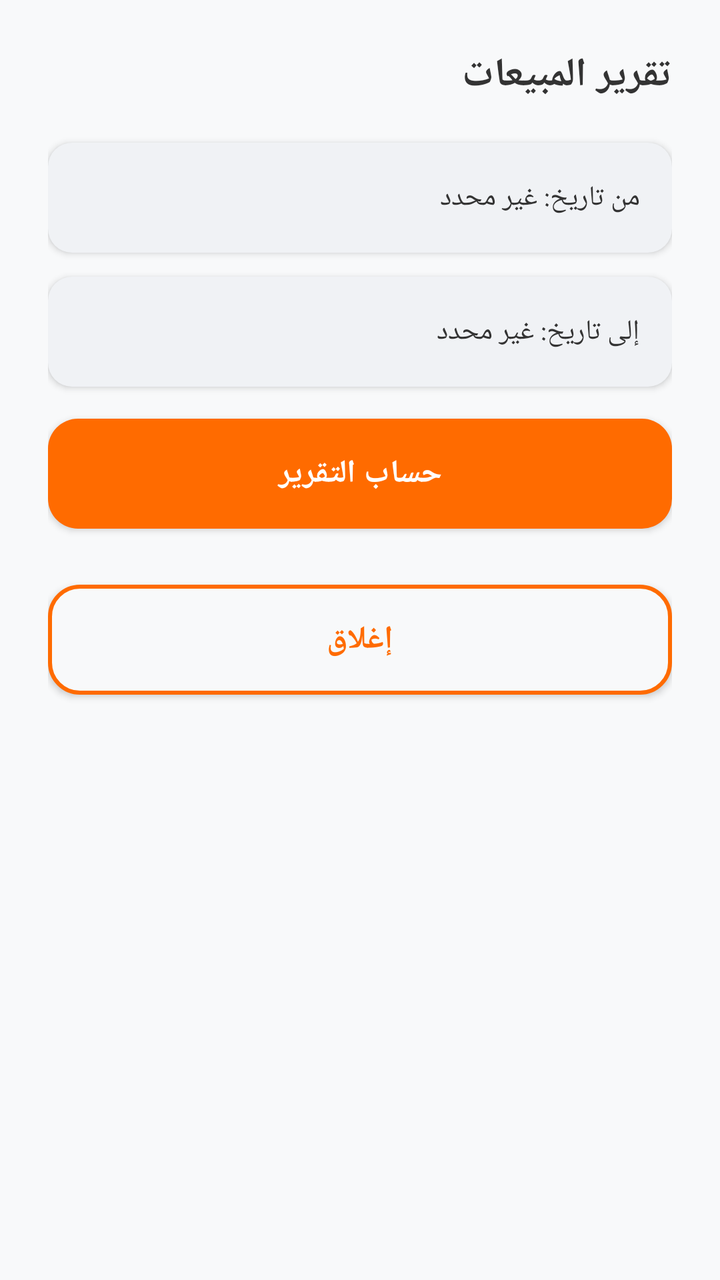
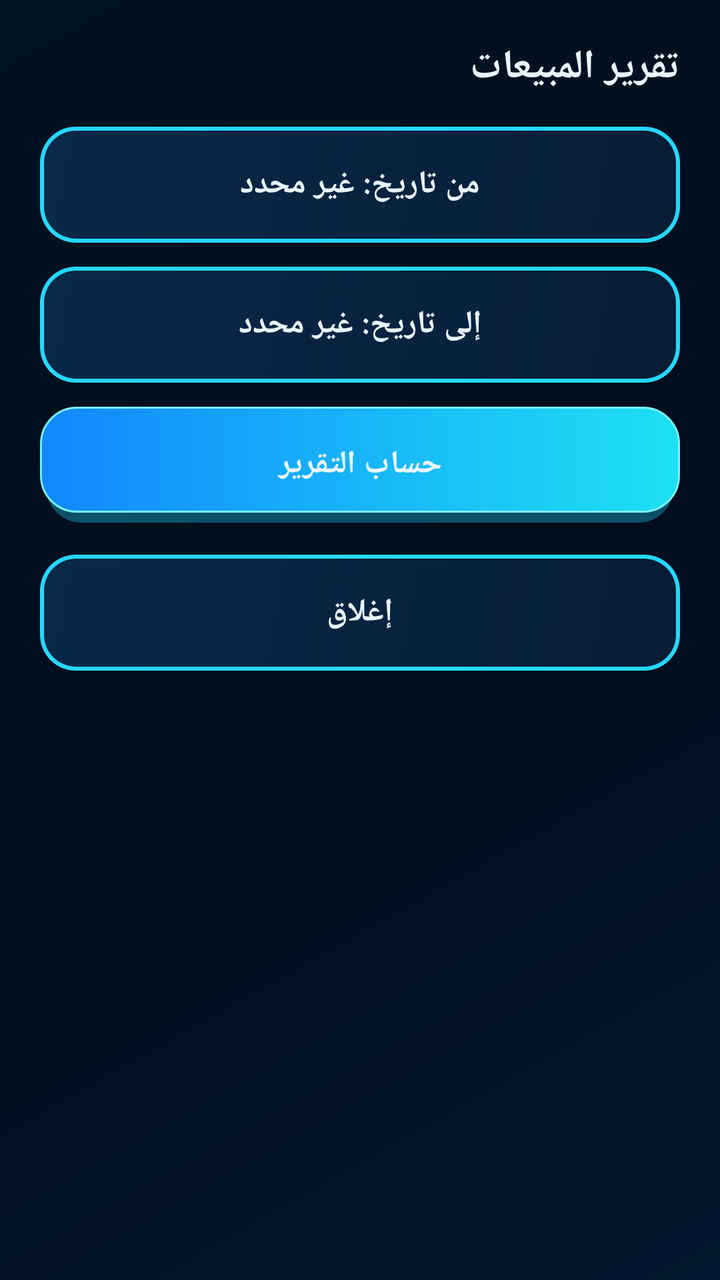

Compare the two renders of this Android layout. The source of the first and the diff that turns it into the second are given below.
<!-- AndroidManifest.xml: application theme Theme.TransferApp -->
<!-- res/layout/dialog_company_report.xml -->
<?xml version="1.0" encoding="utf-8"?>
<LinearLayout xmlns:android="http://schemas.android.com/apk/res/android" android:layout_width="match_parent" android:layout_height="wrap_content" android:orientation="vertical" android:layoutDirection="rtl" android:padding="24dp" android:background="@color/colorBackground">
    <TextView android:id="@+id/tv_report_title" android:layout_width="wrap_content" android:layout_height="wrap_content" android:text="تقرير المبيعات" android:textSize="20sp" android:textStyle="bold" android:textColor="@color/colorTextPrimary" android:layout_marginBottom="20dp" />
    <androidx.appcompat.widget.AppCompatButton android:id="@+id/btn_rep_from" android:layout_width="match_parent" android:layout_height="55dp" android:text="من تاريخ: غير محدد" android:background="@drawable/bg_input_gray" android:layout_marginBottom="12dp" android:gravity="start|center_vertical" android:paddingStart="16dp" android:textColor="@color/colorTextPrimary" />
    <androidx.appcompat.widget.AppCompatButton android:id="@+id/btn_rep_to" android:layout_width="match_parent" android:layout_height="55dp" android:text="إلى تاريخ: غير محدد" android:background="@drawable/bg_input_gray" android:layout_marginBottom="16dp" android:gravity="start|center_vertical" android:paddingStart="16dp" android:textColor="@color/colorTextPrimary" />
    <androidx.appcompat.widget.AppCompatButton android:id="@+id/btn_rep_calc" android:layout_width="match_parent" android:layout_height="55dp" android:text="حساب التقرير" android:textSize="16sp" android:textStyle="bold" android:background="@drawable/bg_rounded_orange" android:textColor="@color/colorTextOnPrimary" android:layout_marginBottom="20dp" />
    <LinearLayout android:id="@+id/layout_rep_results" android:layout_width="match_parent" android:layout_height="wrap_content" android:orientation="vertical" android:visibility="gone">
        <View android:layout_width="match_parent" android:layout_height="1dp" android:background="@color/colorDivider" android:layout_marginBottom="16dp" />
        <TextView android:id="@+id/tv_rep_credit" android:layout_width="wrap_content" android:layout_height="wrap_content" android:text="إجمالي الرصيد المحول: 0" android:textColor="@color/colorSuccess" android:textSize="16sp" android:textStyle="bold" android:layout_marginBottom="8dp" />
        <TextView android:id="@+id/tv_rep_financial" android:layout_width="wrap_content" android:layout_height="wrap_content" android:text="إجمالي الدين المالي: 0" android:textColor="@color/colorDanger" android:textSize="16sp" android:textStyle="bold" android:layout_marginBottom="8dp" />
        <TextView android:id="@+id/tv_rep_count" android:layout_width="wrap_content" android:layout_height="wrap_content" android:text="عدد العمليات: 0" android:textColor="@color/colorTextSecondary" android:textSize="14sp" android:layout_marginBottom="8dp" />
        <androidx.appcompat.widget.AppCompatButton android:id="@+id/btn_rep_export_pdf" android:layout_width="match_parent" android:layout_height="55dp" android:text="تصدير السجل التفصيلي (PDF)" android:textSize="15sp" android:textStyle="bold" android:background="@drawable/bg_btn_outline" android:textColor="@color/colorPrimary" android:layout_marginBottom="20dp" />
    </LinearLayout>
    <androidx.appcompat.widget.AppCompatButton android:id="@+id/btn_rep_close" android:layout_width="match_parent" android:layout_height="55dp" android:text="إغلاق" android:textSize="16sp" android:textStyle="bold" android:background="@drawable/bg_btn_outline" android:textColor="@color/colorPrimary" android:layout_marginTop="8dp" />
</LinearLayout>
<!-- resources referenced by this layout -->
<resources>
  <color name="colorBackground">#F8F9FA</color>
  <color name="colorDanger">#D32F2F</color>
  <color name="colorDivider">#EEEEEE</color>
  <color name="colorPrimary">#FF6B00</color>
  <color name="colorSuccess">#388E3C</color>
  <color name="colorTextOnPrimary">#FFFFFF</color>
  <color name="colorTextPrimary">#333333</color>
  <color name="colorTextSecondary">#888888</color>
  <!-- drawable bg_btn_outline (drawable) -->
  ﻿<?xml version="1.0" encoding="utf-8"?><shape xmlns:android="http://schemas.android.com/apk/res/android" android:shape="rectangle"><solid android:color="@color/colorBackground" /><corners android:radius="15dp" /><stroke android:width="2dp" android:color="@color/colorPrimary" /></shape>
  <!-- drawable bg_input_gray (drawable) -->
  ﻿<?xml version="1.0" encoding="utf-8"?><shape xmlns:android="http://schemas.android.com/apk/res/android" android:shape="rectangle"><solid android:color="@color/colorInput" /><corners android:radius="12dp" /></shape>
  <!-- drawable bg_rounded_orange (drawable) -->
  ﻿<?xml version="1.0" encoding="utf-8"?><shape xmlns:android="http://schemas.android.com/apk/res/android" android:shape="rectangle"><solid android:color="@color/colorPrimary" /><corners android:radius="15dp" /></shape>
  <style name="Theme.TransferApp" parent="Theme.AppCompat.DayNight.NoActionBar">
          <item name="colorPrimary">@color/colorPrimary</item>
          <item name="colorPrimaryDark">@color/colorPrimaryDark</item>
          <item name="colorAccent">@color/cyan</item>
          <item name="colorControlActivated">@color/cyan</item>
          <item name="android:statusBarColor">@color/background</item>
          <item name="android:navigationBarColor">@color/background</item>
          <item name="android:windowLightStatusBar">false</item>
          <item name="android:windowLightNavigationBar">false</item>
      </style>
  <color name="colorInput">#F0F2F5</color>
  <color name="colorPrimaryDark">#E65100</color>
  <!-- unchanged entries left out for length: 2 -->
</resources>

<!-- the commit's change to res/layout/dialog_company_report.xml (unified diff, before → after) -->
@@ -1,15 +1,86 @@
 <?xml version="1.0" encoding="utf-8"?>
-<LinearLayout xmlns:android="http://schemas.android.com/apk/res/android" android:layout_width="match_parent" android:layout_height="wrap_content" android:orientation="vertical" android:layoutDirection="rtl" android:padding="24dp" android:background="@color/colorBackground">
-    <TextView android:id="@+id/tv_report_title" android:layout_width="wrap_content" android:layout_height="wrap_content" android:text="تقرير المبيعات" android:textSize="20sp" android:textStyle="bold" android:textColor="@color/colorTextPrimary" android:layout_marginBottom="20dp" />
-    <androidx.appcompat.widget.AppCompatButton android:id="@+id/btn_rep_from" android:layout_width="match_parent" android:layout_height="55dp" android:text="من تاريخ: غير محدد" android:background="@drawable/bg_input_gray" android:layout_marginBottom="12dp" android:gravity="start|center_vertical" android:paddingStart="16dp" android:textColor="@color/colorTextPrimary" />
-    <androidx.appcompat.widget.AppCompatButton android:id="@+id/btn_rep_to" android:layout_width="match_parent" android:layout_height="55dp" android:text="إلى تاريخ: غير محدد" android:background="@drawable/bg_input_gray" android:layout_marginBottom="16dp" android:gravity="start|center_vertical" android:paddingStart="16dp" android:textColor="@color/colorTextPrimary" />
-    <androidx.appcompat.widget.AppCompatButton android:id="@+id/btn_rep_calc" android:layout_width="match_parent" android:layout_height="55dp" android:text="حساب التقرير" android:textSize="16sp" android:textStyle="bold" android:background="@drawable/bg_rounded_orange" android:textColor="@color/colorTextOnPrimary" android:layout_marginBottom="20dp" />
-    <LinearLayout android:id="@+id/layout_rep_results" android:layout_width="match_parent" android:layout_height="wrap_content" android:orientation="vertical" android:visibility="gone">
-        <View android:layout_width="match_parent" android:layout_height="1dp" android:background="@color/colorDivider" android:layout_marginBottom="16dp" />
-        <TextView android:id="@+id/tv_rep_credit" android:layout_width="wrap_content" android:layout_height="wrap_content" android:text="إجمالي الرصيد المحول: 0" android:textColor="@color/colorSuccess" android:textSize="16sp" android:textStyle="bold" android:layout_marginBottom="8dp" />
-        <TextView android:id="@+id/tv_rep_financial" android:layout_width="wrap_content" android:layout_height="wrap_content" android:text="إجمالي الدين المالي: 0" android:textColor="@color/colorDanger" android:textSize="16sp" android:textStyle="bold" android:layout_marginBottom="8dp" />
-        <TextView android:id="@+id/tv_rep_count" android:layout_width="wrap_content" android:layout_height="wrap_content" android:text="عدد العمليات: 0" android:textColor="@color/colorTextSecondary" android:textSize="14sp" android:layout_marginBottom="8dp" />
-        <androidx.appcompat.widget.AppCompatButton android:id="@+id/btn_rep_export_pdf" android:layout_width="match_parent" android:layout_height="55dp" android:text="تصدير السجل التفصيلي (PDF)" android:textSize="15sp" android:textStyle="bold" android:background="@drawable/bg_btn_outline" android:textColor="@color/colorPrimary" android:layout_marginBottom="20dp" />
+<LinearLayout xmlns:android="http://schemas.android.com/apk/res/android"
+    android:layout_width="match_parent"
+    android:layout_height="wrap_content"
+    android:background="@android:color/transparent"
+    android:layoutDirection="rtl"
+    android:orientation="vertical"
+    android:padding="20dp">
+
+    <TextView
+        android:id="@+id/tv_report_title"
+        style="@style/DialogTitle"
+        android:layout_width="match_parent"
+        android:layout_height="wrap_content"
+        android:text="تقرير المبيعات" />
+
+    <androidx.appcompat.widget.AppCompatButton
+        android:id="@+id/btn_rep_from"
+        style="@style/AppButton.Outline"
+        android:layout_width="match_parent"
+        android:layout_marginBottom="12dp"
+        android:gravity="center"
+        android:text="من تاريخ: غير محدد" />
+
+    <androidx.appcompat.widget.AppCompatButton
+        android:id="@+id/btn_rep_to"
+        style="@style/AppButton.Outline"
+        android:layout_width="match_parent"
+        android:layout_marginBottom="12dp"
+        android:gravity="center"
+        android:text="إلى تاريخ: غير محدد" />
+
+    <androidx.appcompat.widget.AppCompatButton
+        android:id="@+id/btn_rep_calc"
+        style="@style/AppButton.Primary"
+        android:layout_width="match_parent"
+        android:layout_marginBottom="16dp"
+        android:text="حساب التقرير" />
+
+    <LinearLayout
+        android:id="@+id/layout_rep_results"
+        android:layout_width="match_parent"
+        android:layout_height="wrap_content"
+        android:orientation="vertical"
+        android:visibility="gone">
+
+        <TextView
+            android:id="@+id/tv_rep_credit"
+            android:layout_width="match_parent"
+            android:layout_height="wrap_content"
+            android:layout_marginBottom="6dp"
+            android:textColor="@color/colorSuccess"
+            android:textSize="16sp"
+            android:textStyle="bold" />
+
+        <TextView
+            android:id="@+id/tv_rep_financial"
+            android:layout_width="match_parent"
+            android:layout_height="wrap_content"
+            android:layout_marginBottom="6dp"
+            android:textColor="@color/colorDanger"
+            android:textSize="16sp"
+            android:textStyle="bold" />
+
+        <TextView
+            android:id="@+id/tv_rep_count"
+            android:layout_width="match_parent"
+            android:layout_height="wrap_content"
+            android:layout_marginBottom="12dp"
+            android:textColor="@color/text_secondary"
+            android:textSize="14sp" />
+
+        <androidx.appcompat.widget.AppCompatButton
+            android:id="@+id/btn_rep_export_pdf"
+            style="@style/AppButton.Outline"
+            android:layout_width="match_parent"
+            android:layout_marginBottom="12dp"
+            android:text="تصدير السجل التفصيلي" />
     </LinearLayout>
-    <androidx.appcompat.widget.AppCompatButton android:id="@+id/btn_rep_close" android:layout_width="match_parent" android:layout_height="55dp" android:text="إغلاق" android:textSize="16sp" android:textStyle="bold" android:background="@drawable/bg_btn_outline" android:textColor="@color/colorPrimary" android:layout_marginTop="8dp" />
+
+    <androidx.appcompat.widget.AppCompatButton
+        android:id="@+id/btn_rep_close"
+        style="@style/AppButton.Outline"
+        android:layout_width="match_parent"
+        android:text="إغلاق" />
 </LinearLayout>
<!-- resource entries referenced after the edit -->
@@ -1,19 +1,21 @@
 <!-- resources referenced by this layout -->
 <resources>
-  <color name="colorBackground">#F8F9FA</color>
-  <color name="colorDanger">#D32F2F</color>
-  <color name="colorDivider">#EEEEEE</color>
-  <color name="colorPrimary">#FF6B00</color>
-  <color name="colorSuccess">#388E3C</color>
-  <color name="colorTextOnPrimary">#FFFFFF</color>
-  <color name="colorTextPrimary">#333333</color>
-  <color name="colorTextSecondary">#888888</color>
-  <!-- drawable bg_btn_outline (drawable) -->
-  ﻿<?xml version="1.0" encoding="utf-8"?><shape xmlns:android="http://schemas.android.com/apk/res/android" android:shape="rectangle"><solid android:color="@color/colorBackground" /><corners android:radius="15dp" /><stroke android:width="2dp" android:color="@color/colorPrimary" /></shape>
-  <!-- drawable bg_input_gray (drawable) -->
-  ﻿<?xml version="1.0" encoding="utf-8"?><shape xmlns:android="http://schemas.android.com/apk/res/android" android:shape="rectangle"><solid android:color="@color/colorInput" /><corners android:radius="12dp" /></shape>
-  <!-- drawable bg_rounded_orange (drawable) -->
-  ﻿<?xml version="1.0" encoding="utf-8"?><shape xmlns:android="http://schemas.android.com/apk/res/android" android:shape="rectangle"><solid android:color="@color/colorPrimary" /><corners android:radius="15dp" /></shape>
+  <color name="colorDanger">#FF6B8A</color>
+  <color name="colorPrimary">#20D8FF</color>
+  <color name="colorSuccess">#5EF2C5</color>
+  <color name="text_secondary">#8EC8F4</color>
+  <style name="AppButton.Outline">
+          <item name="android:background">@drawable/bg_button_outline</item>
+      </style>
+  <style name="AppButton.Primary">
+          <item name="android:background">@drawable/bg_button_primary</item>
+      </style>
+  <style name="DialogTitle">
+          <item name="android:textColor">@color/text_primary</item>
+          <item name="android:textSize">20sp</item>
+          <item name="android:textStyle">bold</item>
+          <item name="android:layout_marginBottom">16dp</item>
+      </style>
   <style name="Theme.TransferApp" parent="Theme.AppCompat.DayNight.NoActionBar">
           <item name="colorPrimary">@color/colorPrimary</item>
           <item name="colorPrimaryDark">@color/colorPrimaryDark</item>
@@ -23,9 +25,99 @@
           <item name="android:navigationBarColor">@color/background</item>
           <item name="android:windowLightStatusBar">false</item>
           <item name="android:windowLightNavigationBar">false</item>
+          <item name="android:windowBackground">@drawable/bg_screen</item>
+          <item name="alertDialogTheme">@style/Theme.TransferApp.Dialog</item>
+          <item name="android:alertDialogTheme">@style/Theme.TransferApp.Dialog</item>
       </style>
-  <color name="colorInput">#F0F2F5</color>
-  <color name="colorPrimaryDark">#E65100</color>
+  <!-- drawable bg_button_outline (drawable) -->
+  <?xml version="1.0" encoding="utf-8"?>
+  <layer-list xmlns:android="http://schemas.android.com/apk/res/android">
+      <item>
+          <shape android:shape="rectangle">
+              <corners android:radius="18dp" />
+              <solid android:color="#26D7FF" />
+          </shape>
+      </item>
+      <item
+          android:left="2dp"
+          android:top="2dp"
+          android:right="2dp"
+          android:bottom="2dp">
+          <shape android:shape="rectangle">
+              <corners android:radius="16dp" />
+              <gradient
+                  android:angle="135"
+                  android:startColor="#071D36"
+                  android:endColor="#09294A" />
+          </shape>
+      </item>
+  </layer-list>
+  <!-- drawable bg_button_primary (drawable) -->
+  <?xml version="1.0" encoding="utf-8"?>
+  <layer-list xmlns:android="http://schemas.android.com/apk/res/android">
+      <item
+          android:left="3dp"
+          android:top="5dp"
+          android:right="3dp">
+          <shape android:shape="rectangle">
+              <corners android:radius="18dp" />
+              <solid android:color="#5520D8FF" />
+          </shape>
+      </item>
+      <item android:bottom="5dp">
+          <shape android:shape="rectangle">
+              <corners android:radius="18dp" />
+              <gradient
+                  android:angle="0"
+                  android:startColor="#1288FF"
+                  android:endColor="#1DE1F2" />
+              <stroke
+                  android:width="1dp"
+                  android:color="#7AEEFF" />
+          </shape>
+      </item>
+  </layer-list>
+  <color name="text_primary">#E8F6FF</color>
+  <color name="colorPrimaryDark">#128BFF</color>
+  <!-- drawable bg_screen (drawable) -->
+  <?xml version="1.0" encoding="utf-8"?>
+  <shape xmlns:android="http://schemas.android.com/apk/res/android"
+      android:shape="rectangle">
+      <gradient
+          android:angle="135"
+          android:startColor="#03172E"
+          android:centerColor="#020D1D"
+          android:endColor="#001322" />
+  </shape>
+  <style name="Theme.TransferApp.Dialog" parent="Theme.AppCompat.Dialog.Alert">
+          <item name="android:windowBackground">@drawable/bg_panel</item>
+          <item name="colorAccent">@color/cyan</item>
+          <item name="android:textColorPrimary">@color/text_primary</item>
+          <item name="android:textColorSecondary">@color/text_secondary</item>
+          <item name="android:textColor">@color/text_primary</item>
+          <item name="buttonBarPositiveButtonStyle">@style/DialogBarButton</item>
+          <item name="buttonBarNegativeButtonStyle">@style/DialogBarButton</item>
+          <item name="buttonBarNeutralButtonStyle">@style/DialogBarButton</item>
+      </style>
+  <!-- drawable bg_panel (drawable) -->
+  <?xml version="1.0" encoding="utf-8"?>
+  <shape xmlns:android="http://schemas.android.com/apk/res/android"
+      android:shape="rectangle">
+      <corners android:radius="20dp" />
+      <gradient
+          android:angle="135"
+          android:startColor="#B20A2948"
+          android:endColor="#A2041930" />
+      <stroke
+          android:width="1dp"
+          android:color="#3E91D8" />
+  </shape>
+  <style name="DialogBarButton" parent="Widget.AppCompat.Button.Borderless">
+          <item name="android:textColor">@color/cyan</item>
+          <item name="android:textAllCaps">false</item>
+          <item name="android:textSize">16sp</item>
+          <item name="android:textStyle">bold</item>
+      </style>
   <!-- unchanged entries left out for length: 2 -->
 </resources>
 
